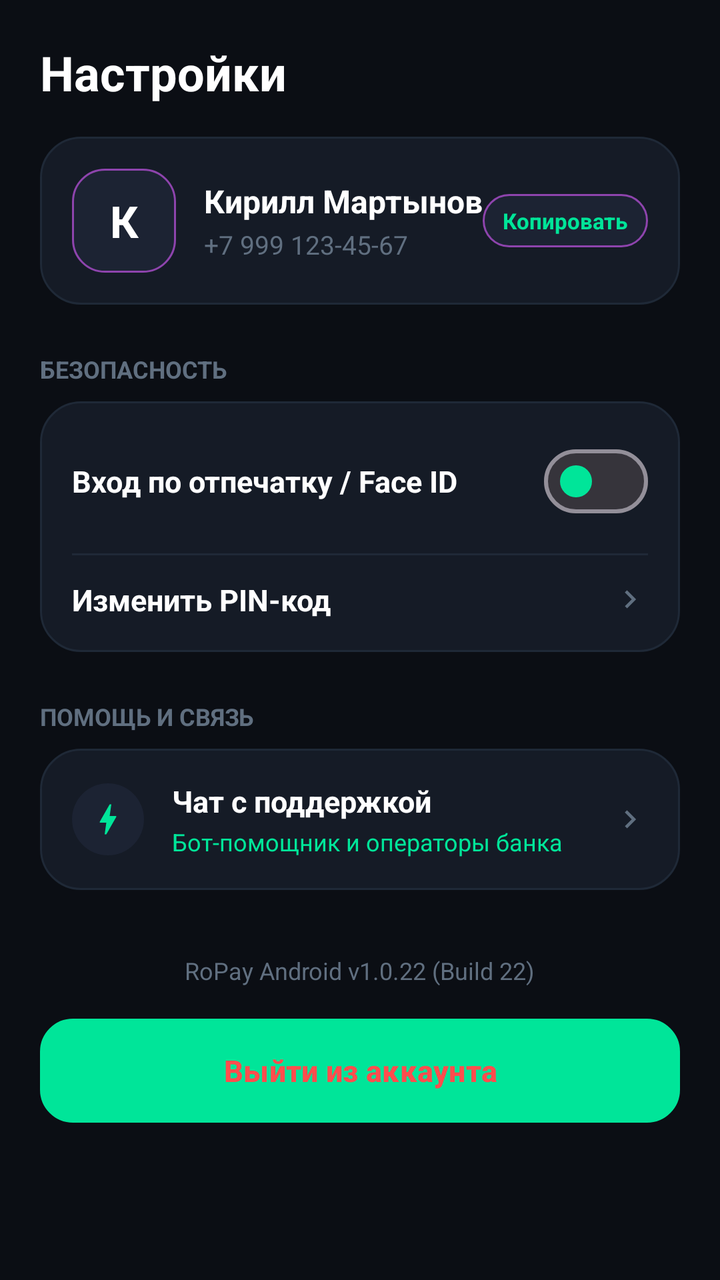
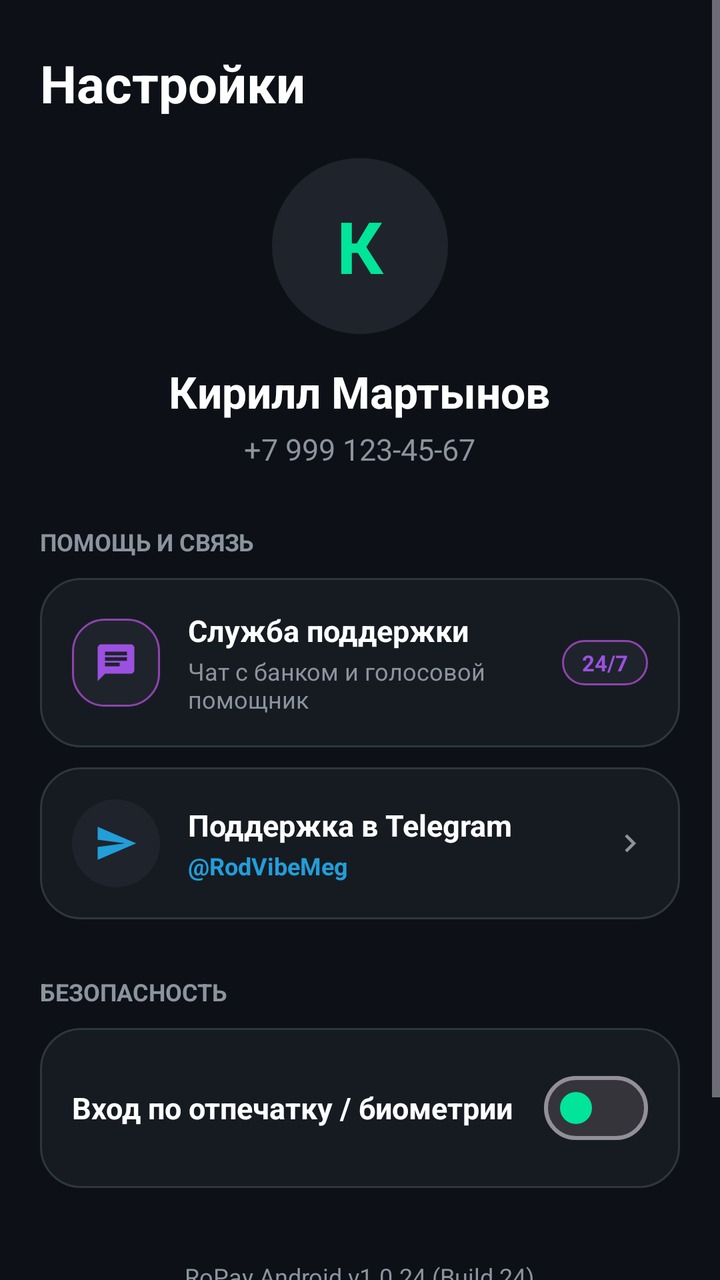

Screens rendered from an Android XML layout before and after an edit, with the pre-edit source and the edit as a unified diff.
<!-- AndroidManifest.xml: application theme Theme.RoPay -->
<!-- res/layout/fragment_settings.xml -->
<?xml version="1.0" encoding="utf-8"?>
<ScrollView xmlns:android="http://schemas.android.com/apk/res/android"
    xmlns:app="http://schemas.android.com/apk/res-auto"
    android:layout_width="match_parent"
    android:layout_height="match_parent"
    android:background="@color/bg_dark"
    android:fillViewport="true">

    <LinearLayout
        android:layout_width="match_parent"
        android:layout_height="wrap_content"
        android:orientation="vertical"
        android:padding="20dp">

        <TextView
            android:layout_width="wrap_content"
            android:layout_height="wrap_content"
            android:text="Настройки"
            android:textColor="@color/white"
            android:textSize="24sp"
            android:textStyle="bold" />

        
        <LinearLayout
            android:layout_width="match_parent"
            android:layout_height="wrap_content"
            android:layout_marginTop="16dp"
            android:background="@drawable/bg_card_rounded"
            android:gravity="center_vertical"
            android:orientation="horizontal"
            android:padding="16dp">

            <TextView
                android:id="@+id/tv_settings_avatar"
                android:layout_width="52dp"
                android:layout_height="52dp"
                android:background="@drawable/bg_button_purple"
                android:gravity="center"
                android:text="К"
                android:textColor="@color/white"
                android:textSize="22sp"
                android:textStyle="bold" />

            <LinearLayout
                android:layout_width="0dp"
                android:layout_height="wrap_content"
                android:layout_marginStart="14dp"
                android:layout_weight="1"
                android:orientation="vertical">

                <TextView
                    android:id="@+id/tv_settings_name"
                    android:layout_width="wrap_content"
                    android:layout_height="wrap_content"
                    android:text="Кирилл Мартынов"
                    android:textColor="@color/white"
                    android:textSize="16sp"
                    android:textStyle="bold" />

                <TextView
                    android:id="@+id/tv_settings_phone"
                    android:layout_width="wrap_content"
                    android:layout_height="wrap_content"
                    android:layout_marginTop="2dp"
                    android:text="+7 999 123-45-67"
                    android:textColor="@color/text_muted"
                    android:textSize="13sp" />
            </LinearLayout>

            <TextView
                android:id="@+id/btn_copy_phone"
                android:layout_width="wrap_content"
                android:layout_height="wrap_content"
                android:background="@drawable/bg_button_purple"
                android:paddingHorizontal="10dp"
                android:paddingVertical="6dp"
                android:text="Копировать"
                android:textColor="@color/mint"
                android:textSize="11sp"
                android:textStyle="bold" />
        </LinearLayout>

        
        <TextView
            android:layout_width="wrap_content"
            android:layout_height="wrap_content"
            android:layout_marginTop="24dp"
            android:text="БЕЗОПАСНОСТЬ"
            android:textColor="@color/text_muted"
            android:textSize="12sp"
            android:textStyle="bold" />

        <LinearLayout
            android:layout_width="match_parent"
            android:layout_height="wrap_content"
            android:layout_marginTop="8dp"
            android:background="@drawable/bg_card_rounded"
            android:orientation="vertical"
            android:padding="16dp">

            <LinearLayout
                android:layout_width="match_parent"
                android:layout_height="wrap_content"
                android:gravity="center_vertical"
                android:orientation="horizontal">

                <TextView
                    android:layout_width="0dp"
                    android:layout_height="wrap_content"
                    android:layout_weight="1"
                    android:text="Вход по отпечатку / Face ID"
                    android:textColor="@color/white"
                    android:textSize="15sp"
                    android:textStyle="bold" />

                <com.google.android.material.materialswitch.MaterialSwitch
                    android:id="@+id/switch_biometrics"
                    android:layout_width="wrap_content"
                    android:layout_height="wrap_content"
                    app:thumbTint="@color/mint" />
            </LinearLayout>

            <View
                android:layout_width="match_parent"
                android:layout_height="1dp"
                android:layout_marginVertical="12dp"
                android:background="@color/border" />

            <LinearLayout
                android:id="@+id/btn_change_pin"
                android:layout_width="match_parent"
                android:layout_height="wrap_content"
                android:gravity="center_vertical"
                android:orientation="horizontal">

                <TextView
                    android:layout_width="0dp"
                    android:layout_height="wrap_content"
                    android:layout_weight="1"
                    android:text="Изменить PIN-код"
                    android:textColor="@color/white"
                    android:textSize="15sp"
                    android:textStyle="bold" />

                <ImageView
                    android:layout_width="18dp"
                    android:layout_height="18dp"
                    android:src="@drawable/ic_chevron_right"
                    app:tint="@color/text_muted" />
            </LinearLayout>
        </LinearLayout>

        
        <TextView
            android:layout_width="wrap_content"
            android:layout_height="wrap_content"
            android:layout_marginTop="24dp"
            android:text="ПОМОЩЬ И СВЯЗЬ"
            android:textColor="@color/text_muted"
            android:textSize="12sp"
            android:textStyle="bold" />

        <LinearLayout
            android:id="@+id/btn_open_support"
            android:layout_width="match_parent"
            android:layout_height="wrap_content"
            android:layout_marginTop="8dp"
            android:background="@drawable/bg_card_rounded"
            android:gravity="center_vertical"
            android:orientation="horizontal"
            android:padding="16dp">

            <ImageView
                android:layout_width="36dp"
                android:layout_height="36dp"
                android:background="@drawable/bg_circle_avatar"
                android:padding="8dp"
                android:src="@drawable/ic_bolt"
                app:tint="@color/mint" />

            <LinearLayout
                android:layout_width="0dp"
                android:layout_height="wrap_content"
                android:layout_marginStart="14dp"
                android:layout_weight="1"
                android:orientation="vertical">

                <TextView
                    android:layout_width="wrap_content"
                    android:layout_height="wrap_content"
                    android:text="Чат с поддержкой"
                    android:textColor="@color/white"
                    android:textSize="15sp"
                    android:textStyle="bold" />

                <TextView
                    android:layout_width="wrap_content"
                    android:layout_height="wrap_content"
                    android:layout_marginTop="2dp"
                    android:text="Бот-помощник и операторы банка"
                    android:textColor="@color/mint"
                    android:textSize="12sp" />
            </LinearLayout>

            <ImageView
                android:layout_width="18dp"
                android:layout_height="18dp"
                android:src="@drawable/ic_chevron_right"
                app:tint="@color/text_muted" />
        </LinearLayout>

        
        <TextView
            android:id="@+id/tv_app_version"
            android:layout_width="wrap_content"
            android:layout_height="wrap_content"
            android:layout_gravity="center_horizontal"
            android:layout_marginTop="32dp"
            android:text="RoPay Android v1.0.22 (Build 22)"
            android:textColor="@color/text_muted"
            android:textSize="12sp" />

        <Button
            android:id="@+id/btn_logout"
            android:layout_width="match_parent"
            android:layout_height="52dp"
            android:layout_marginTop="16dp"
            android:background="@drawable/bg_card_secondary_rounded"
            android:text="Выйти из аккаунта"
            android:textColor="@color/danger"
            android:textSize="15sp"
            android:textStyle="bold" />

    </LinearLayout>
</ScrollView>
<!-- resources referenced by this layout -->
<resources>
  <color name="bg_dark">#0B0E14</color>
  <color name="border">#1F2937</color>
  <color name="danger">#FF4D4D</color>
  <color name="mint">#00E599</color>
  <color name="text_muted">#606F80</color>
  <color name="white">#FFFFFF</color>
  <!-- drawable bg_button_purple (drawable) -->
  <?xml version="1.0" encoding="utf-8"?>
  <shape xmlns:android="http://schemas.android.com/apk/res/android"
      android:shape="rectangle">
      <solid android:color="@color/bg_card_secondary" />
      <corners android:radius="16dp" />
      <stroke android:width="1dp" android:color="@color/purple" />
  </shape>
  <!-- drawable bg_card_rounded (drawable) -->
  <?xml version="1.0" encoding="utf-8"?>
  <shape xmlns:android="http://schemas.android.com/apk/res/android"
      android:shape="rectangle">
      <solid android:color="@color/bg_card" />
      <corners android:radius="20dp" />
      <stroke android:width="1dp" android:color="@color/border" />
  </shape>
  <!-- drawable bg_card_secondary_rounded (drawable) -->
  <?xml version="1.0" encoding="utf-8"?>
  <shape xmlns:android="http://schemas.android.com/apk/res/android"
      android:shape="rectangle">
      <solid android:color="@color/bg_card_secondary" />
      <corners android:radius="16dp" />
      <stroke android:width="1dp" android:color="@color/border" />
  </shape>
  <!-- drawable bg_circle_avatar (drawable) -->
  <?xml version="1.0" encoding="utf-8"?>
  <shape xmlns:android="http://schemas.android.com/apk/res/android"
      android:shape="oval">
      <solid android:color="@color/bg_card_secondary" />
  </shape>
  <!-- drawable ic_bolt (drawable) -->
  <vector xmlns:android="http://schemas.android.com/apk/res/android"
      android:width="24dp"
      android:height="24dp"
      android:viewportWidth="24"
      android:viewportHeight="24">
      <path
          android:fillColor="#FFFFFFFF"
          android:pathData="M11,21h-1l1,-7H7.5c-0.58,0 -0.57,-0.32 -0.38,-0.66 0.19,-0.34 0.05,-0.08 0.07,-0.12C8.48,10.94 10.42,7.54 13,3h1l-1,7h3.5c0.49,0 0.56,0.33 0.47,0.51l-0.07,0.15C12.96,17.55 11,21 11,21z"/>
  </vector>
  <!-- drawable ic_chevron_right (drawable) -->
  <vector xmlns:android="http://schemas.android.com/apk/res/android"
      android:width="24dp"
      android:height="24dp"
      android:viewportWidth="24"
      android:viewportHeight="24">
      <path
          android:fillColor="#FFFFFFFF"
          android:pathData="M10,6L8.59,7.41 13.17,12l-4.58,4.59L10,18l6,-6z"/>
  </vector>
  <style name="Theme.RoPay" parent="Theme.Material3.Dark.NoActionBar">
          <item name="colorPrimary">@color/mint</item>
          <item name="colorSecondary">@color/purple</item>
          <item name="android:statusBarColor">@color/bg_dark</item>
          <item name="android:navigationBarColor">@color/bg_dark</item>
          <item name="android:windowBackground">@color/bg_dark</item>
      </style>
  <color name="bg_card_secondary">#1C2333</color>
  <color name="purple">#8E44AD</color>
  <color name="bg_card">#151B26</color>
</resources>

<!-- the commit's change to res/layout/fragment_settings.xml (unified diff, before → after) -->
@@ -10,36 +10,95 @@
         android:layout_width="match_parent"
         android:layout_height="wrap_content"
         android:orientation="vertical"
-        android:padding="20dp">
+        android:paddingHorizontal="20dp"
+        android:paddingTop="24dp"
+        android:paddingBottom="32dp">
 
         <TextView
             android:layout_width="wrap_content"
             android:layout_height="wrap_content"
             android:text="Настройки"
             android:textColor="@color/white"
-            android:textSize="24sp"
-            android:textStyle="bold" />
-
-        
-        <LinearLayout
-            android:layout_width="match_parent"
-            android:layout_height="wrap_content"
-            android:layout_marginTop="16dp"
+            android:textSize="26sp"
+            android:textStyle="bold" />
+
+        
+        <LinearLayout
+            android:layout_width="match_parent"
+            android:layout_height="wrap_content"
+            android:layout_marginTop="20dp"
+            android:gravity="center"
+            android:orientation="vertical">
+
+            <FrameLayout
+                android:layout_width="88dp"
+                android:layout_height="88dp"
+                android:background="@drawable/bg_circle_avatar">
+
+                <TextView
+                    android:id="@+id/tv_settings_avatar"
+                    android:layout_width="match_parent"
+                    android:layout_height="match_parent"
+                    android:gravity="center"
+                    android:text="К"
+                    android:textColor="@color/mint"
+                    android:textSize="36sp"
+                    android:textStyle="bold" />
+            </FrameLayout>
+
+            <TextView
+                android:id="@+id/tv_settings_name"
+                android:layout_width="wrap_content"
+                android:layout_height="wrap_content"
+                android:layout_marginTop="14dp"
+                android:text="Кирилл Мартынов"
+                android:textColor="@color/white"
+                android:textSize="22sp"
+                android:textStyle="bold" />
+
+            <TextView
+                android:id="@+id/tv_settings_phone"
+                android:layout_width="wrap_content"
+                android:layout_height="wrap_content"
+                android:layout_marginTop="4dp"
+                android:text="+7 999 123-45-67"
+                android:textColor="@color/text_muted"
+                android:textSize="15sp" />
+        </LinearLayout>
+
+        
+        <TextView
+            android:layout_width="wrap_content"
+            android:layout_height="wrap_content"
+            android:layout_marginTop="28dp"
+            android:text="ПОМОЩЬ И СВЯЗЬ"
+            android:textColor="@color/text_muted"
+            android:textSize="12sp"
+            android:textStyle="bold" />
+
+        
+        <LinearLayout
+            android:id="@+id/btn_open_support"
+            android:layout_width="match_parent"
+            android:layout_height="wrap_content"
+            android:layout_marginTop="10dp"
             android:background="@drawable/bg_card_rounded"
             android:gravity="center_vertical"
             android:orientation="horizontal"
             android:padding="16dp">
 
-            <TextView
-                android:id="@+id/tv_settings_avatar"
-                android:layout_width="52dp"
-                android:layout_height="52dp"
-                android:background="@drawable/bg_button_purple"
-                android:gravity="center"
-                android:text="К"
-                android:textColor="@color/white"
-                android:textSize="22sp"
-                android:textStyle="bold" />
+            <FrameLayout
+                android:layout_width="44dp"
+                android:layout_height="44dp"
+                android:background="@drawable/bg_button_purple">
+
+                <ImageView
+                    android:layout_width="22dp"
+                    android:layout_height="22dp"
+                    android:layout_gravity="center"
+                    android:src="@drawable/ic_support"
+                    app:tint="@color/purple_light" />
+            </FrameLayout>
 
             <LinearLayout
                 android:layout_width="0dp"
@@ -49,134 +108,57 @@
                 android:orientation="vertical">
 
                 <TextView
-                    android:id="@+id/tv_settings_name"
-                    android:layout_width="wrap_content"
-                    android:layout_height="wrap_content"
-                    android:text="Кирилл Мартынов"
+                    android:layout_width="wrap_content"
+                    android:layout_height="wrap_content"
+                    android:text="Служба поддержки"
                     android:textColor="@color/white"
-                    android:textSize="16sp"
-                    android:textStyle="bold" />
-
-                <TextView
-                    android:id="@+id/tv_settings_phone"
+                    android:textSize="15sp"
+                    android:textStyle="bold" />
+
+                <TextView
                     android:layout_width="wrap_content"
                     android:layout_height="wrap_content"
                     android:layout_marginTop="2dp"
-                    android:text="+7 999 123-45-67"
+                    android:text="Чат с банком и голосовой помощник"
                     android:textColor="@color/text_muted"
-                    android:textSize="13sp" />
+                    android:textSize="12sp" />
             </LinearLayout>
 
             <TextView
-                android:id="@+id/btn_copy_phone"
                 android:layout_width="wrap_content"
                 android:layout_height="wrap_content"
                 android:background="@drawable/bg_button_purple"
                 android:paddingHorizontal="10dp"
-                android:paddingVertical="6dp"
-                android:text="Копировать"
-                android:textColor="@color/mint"
+                android:paddingVertical="4dp"
+                android:text="24/7"
+                android:textColor="@color/purple_light"
                 android:textSize="11sp"
                 android:textStyle="bold" />
         </LinearLayout>
 
         
-        <TextView
-            android:layout_width="wrap_content"
-            android:layout_height="wrap_content"
-            android:layout_marginTop="24dp"
-            android:text="БЕЗОПАСНОСТЬ"
-            android:textColor="@color/text_muted"
-            android:textSize="12sp"
-            android:textStyle="bold" />
-
-        <LinearLayout
-            android:layout_width="match_parent"
-            android:layout_height="wrap_content"
-            android:layout_marginTop="8dp"
-            android:background="@drawable/bg_card_rounded"
-            android:orientation="vertical"
-            android:padding="16dp">
-
-            <LinearLayout
-                android:layout_width="match_parent"
-                android:layout_height="wrap_content"
-                android:gravity="center_vertical"
-                android:orientation="horizontal">
-
-                <TextView
-                    android:layout_width="0dp"
-                    android:layout_height="wrap_content"
-                    android:layout_weight="1"
-                    android:text="Вход по отпечатку / Face ID"
-                    android:textColor="@color/white"
-                    android:textSize="15sp"
-                    android:textStyle="bold" />
-
-                <com.google.android.material.materialswitch.MaterialSwitch
-                    android:id="@+id/switch_biometrics"
-                    android:layout_width="wrap_content"
-                    android:layout_height="wrap_content"
-                    app:thumbTint="@color/mint" />
-            </LinearLayout>
-
-            <View
-                android:layout_width="match_parent"
-                android:layout_height="1dp"
-                android:layout_marginVertical="12dp"
-                android:background="@color/border" />
-
-            <LinearLayout
-                android:id="@+id/btn_change_pin"
-                android:layout_width="match_parent"
-                android:layout_height="wrap_content"
-                android:gravity="center_vertical"
-                android:orientation="horizontal">
-
-                <TextView
-                    android:layout_width="0dp"
-                    android:layout_height="wrap_content"
-                    android:layout_weight="1"
-                    android:text="Изменить PIN-код"
-                    android:textColor="@color/white"
-                    android:textSize="15sp"
-                    android:textStyle="bold" />
-
-                <ImageView
-                    android:layout_width="18dp"
-                    android:layout_height="18dp"
-                    android:src="@drawable/ic_chevron_right"
-                    app:tint="@color/text_muted" />
-            </LinearLayout>
-        </LinearLayout>
-
-        
-        <TextView
-            android:layout_width="wrap_content"
-            android:layout_height="wrap_content"
-            android:layout_marginTop="24dp"
-            android:text="ПОМОЩЬ И СВЯЗЬ"
-            android:textColor="@color/text_muted"
-            android:textSize="12sp"
-            android:textStyle="bold" />
-
-        <LinearLayout
-            android:id="@+id/btn_open_support"
-            android:layout_width="match_parent"
-            android:layout_height="wrap_content"
-            android:layout_marginTop="8dp"
+        <LinearLayout
+            android:id="@+id/btn_open_telegram"
+            android:layout_width="match_parent"
+            android:layout_height="wrap_content"
+            android:layout_marginTop="10dp"
             android:background="@drawable/bg_card_rounded"
             android:gravity="center_vertical"
             android:orientation="horizontal"
             android:padding="16dp">
 
-            <ImageView
-                android:layout_width="36dp"
-                android:layout_height="36dp"
-                android:background="@drawable/bg_circle_avatar"
-                android:padding="8dp"
-                android:src="@drawable/ic_bolt"
-                app:tint="@color/mint" />
+            <FrameLayout
+                android:layout_width="44dp"
+                android:layout_height="44dp"
+                android:background="@drawable/bg_circle_avatar">
+
+                <ImageView
+                    android:layout_width="22dp"
+                    android:layout_height="22dp"
+                    android:layout_gravity="center"
+                    android:src="@drawable/ic_telegram"
+                    app:tint="@color/telegram_blue" />
+            </FrameLayout>
 
             <LinearLayout
                 android:layout_width="0dp"
@@ -188,7 +170,7 @@
                 <TextView
                     android:layout_width="wrap_content"
                     android:layout_height="wrap_content"
-                    android:text="Чат с поддержкой"
+                    android:text="Поддержка в Telegram"
                     android:textColor="@color/white"
                     android:textSize="15sp"
                     android:textStyle="bold" />
@@ -197,9 +179,10 @@
                     android:layout_width="wrap_content"
                     android:layout_height="wrap_content"
                     android:layout_marginTop="2dp"
-                    android:text="Бот-помощник и операторы банка"
-                    android:textColor="@color/mint"
-                    android:textSize="12sp" />
+                    android:text="@RodVibeMeg"
+                    android:textColor="@color/telegram_blue"
+                    android:textSize="12sp"
+                    android:textStyle="bold" />
             </LinearLayout>
 
             <ImageView
@@ -211,12 +194,53 @@
 
         
         <TextView
+            android:layout_width="wrap_content"
+            android:layout_height="wrap_content"
+            android:layout_marginTop="28dp"
+            android:text="БЕЗОПАСНОСТЬ"
+            android:textColor="@color/text_muted"
+            android:textSize="12sp"
+            android:textStyle="bold" />
+
+        <LinearLayout
+            android:layout_width="match_parent"
+            android:layout_height="wrap_content"
+            android:layout_marginTop="10dp"
+            android:background="@drawable/bg_card_rounded"
+            android:orientation="vertical"
+            android:padding="16dp">
+
+            <LinearLayout
+                android:layout_width="match_parent"
+                android:layout_height="wrap_content"
+                android:gravity="center_vertical"
+                android:orientation="horizontal">
+
+                <TextView
+                    android:layout_width="0dp"
+                    android:layout_height="wrap_content"
+                    android:layout_weight="1"
+                    android:text="Вход по отпечатку / биометрии"
+                    android:textColor="@color/white"
+                    android:textSize="15sp"
+                    android:textStyle="bold" />
+
+                <com.google.android.material.materialswitch.MaterialSwitch
+                    android:id="@+id/switch_biometrics"
+                    android:layout_width="wrap_content"
+                    android:layout_height="wrap_content"
+                    app:thumbTint="@color/mint" />
+            </LinearLayout>
+        </LinearLayout>
+
+        
+        <TextView
             android:id="@+id/tv_app_version"
             android:layout_width="wrap_content"
             android:layout_height="wrap_content"
             android:layout_gravity="center_horizontal"
-            android:layout_marginTop="32dp"
-            android:text="RoPay Android v1.0.22 (Build 22)"
+            android:layout_marginTop="36dp"
+            android:text="RoPay Android v1.0.24 (Build 24)"
             android:textColor="@color/text_muted"
             android:textSize="12sp" />
 
<!-- resource entries referenced after the edit -->
@@ -1,10 +1,12 @@
 <!-- resources referenced by this layout -->
 <resources>
-  <color name="bg_dark">#0B0E14</color>
-  <color name="border">#1F2937</color>
-  <color name="danger">#FF4D4D</color>
+  <color name="bg_dark">#0D1117</color>
+  <color name="border">#30363D</color>
+  <color name="danger">#FF453A</color>
   <color name="mint">#00E599</color>
-  <color name="text_muted">#606F80</color>
+  <color name="purple_light">#9B51E0</color>
+  <color name="telegram_blue">#229ED9</color>
+  <color name="text_muted">#8B949E</color>
   <color name="white">#FFFFFF</color>
   <!-- drawable bg_button_purple (drawable) -->
   <?xml version="1.0" encoding="utf-8"?>
@@ -36,16 +38,6 @@
       android:shape="oval">
       <solid android:color="@color/bg_card_secondary" />
   </shape>
-  <!-- drawable ic_bolt (drawable) -->
-  <vector xmlns:android="http://schemas.android.com/apk/res/android"
-      android:width="24dp"
-      android:height="24dp"
-      android:viewportWidth="24"
-      android:viewportHeight="24">
-      <path
-          android:fillColor="#FFFFFFFF"
-          android:pathData="M11,21h-1l1,-7H7.5c-0.58,0 -0.57,-0.32 -0.38,-0.66 0.19,-0.34 0.05,-0.08 0.07,-0.12C8.48,10.94 10.42,7.54 13,3h1l-1,7h3.5c0.49,0 0.56,0.33 0.47,0.51l-0.07,0.15C12.96,17.55 11,21 11,21z"/>
-  </vector>
   <!-- drawable ic_chevron_right (drawable) -->
   <vector xmlns:android="http://schemas.android.com/apk/res/android"
       android:width="24dp"
@@ -56,6 +48,26 @@
           android:fillColor="#FFFFFFFF"
           android:pathData="M10,6L8.59,7.41 13.17,12l-4.58,4.59L10,18l6,-6z"/>
   </vector>
+  <!-- drawable ic_support (drawable) -->
+  <vector xmlns:android="http://schemas.android.com/apk/res/android"
+      android:width="24dp"
+      android:height="24dp"
+      android:viewportWidth="24"
+      android:viewportHeight="24">
+      <path
+          android:fillColor="#FFFFFFFF"
+          android:pathData="M20,2H4c-1.1,0 -1.99,0.9 -1.99,2L2,22l4,-4h14c1.1,0 2,-0.9 2,-2V4c0,-1.1 -0.9,-2 -2,-2zM6,9h12v2H6V9zm8,5H6v-2h8v2zm4,-6H6V6h12v2z"/>
+  </vector>
+  <!-- drawable ic_telegram (drawable) -->
+  <vector xmlns:android="http://schemas.android.com/apk/res/android"
+      android:width="24dp"
+      android:height="24dp"
+      android:viewportWidth="24"
+      android:viewportHeight="24">
+      <path
+          android:fillColor="#FFFFFFFF"
+          android:pathData="M2.01,21L23,12 2.01,3 2,10l15,2 -15,2z"/>
+  </vector>
   <style name="Theme.RoPay" parent="Theme.Material3.Dark.NoActionBar">
           <item name="colorPrimary">@color/mint</item>
           <item name="colorSecondary">@color/purple</item>
@@ -63,8 +75,8 @@
           <item name="android:navigationBarColor">@color/bg_dark</item>
           <item name="android:windowBackground">@color/bg_dark</item>
       </style>
-  <color name="bg_card_secondary">#1C2333</color>
+  <color name="bg_card_secondary">#1F242C</color>
   <color name="purple">#8E44AD</color>
-  <color name="bg_card">#151B26</color>
+  <color name="bg_card">#161B22</color>
 </resources>
 
